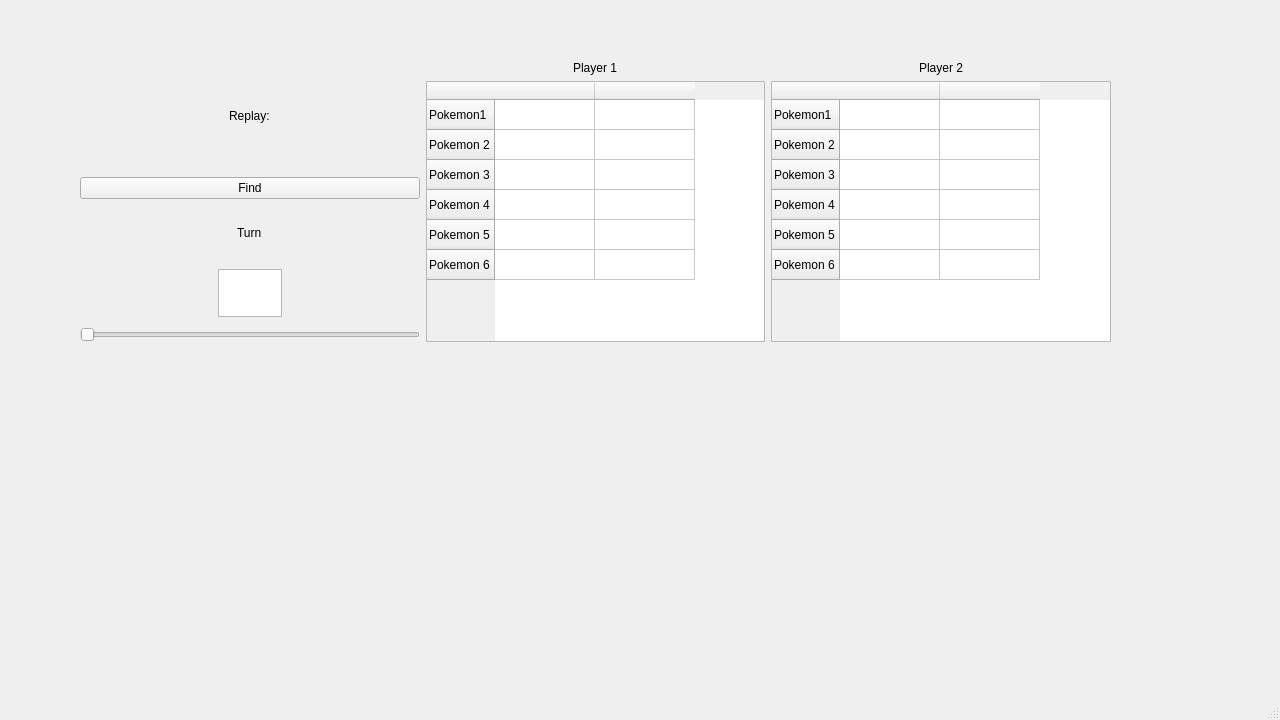
Before: the Qt Designer form mainwindow.ui in czajkub/ShowRep, drawn with Qt 5.
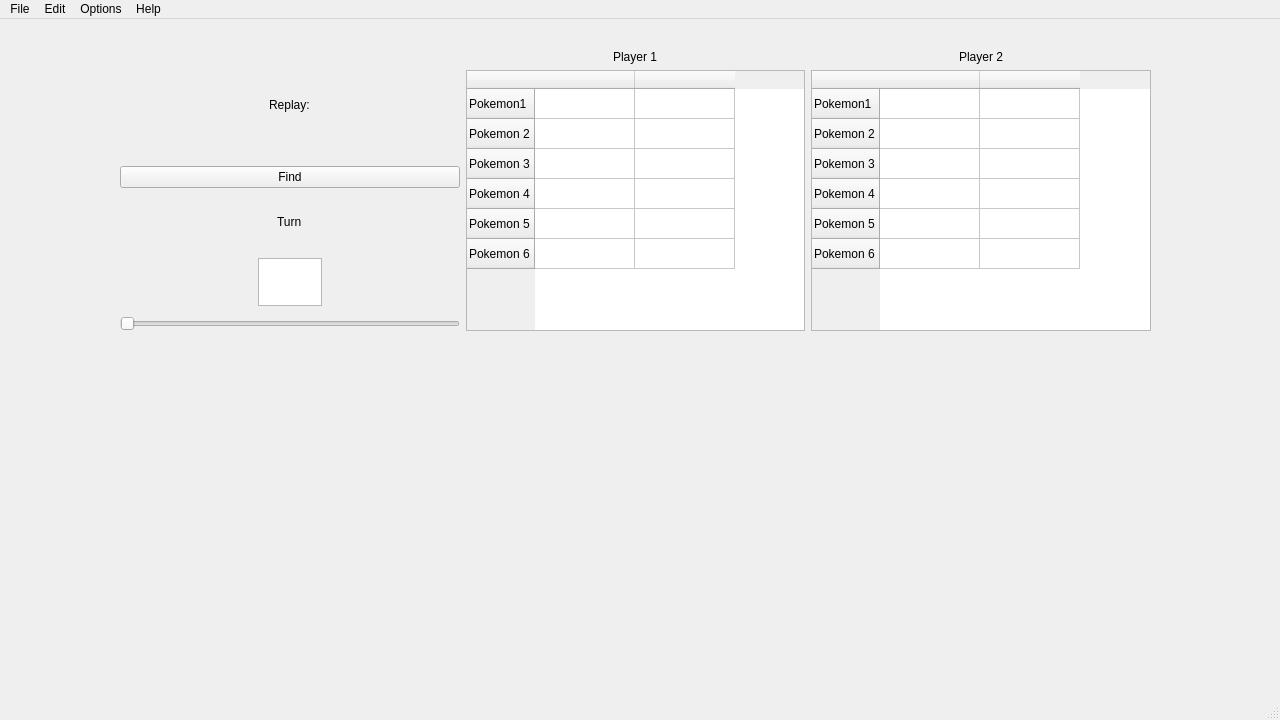
After: the same form once the commit is applied.

```diff
--- a/mainwindow.ui
+++ b/mainwindow.ui
@@ -20,8 +20,8 @@
    <widget class="QWidget" name="layoutWidget">
     <property name="geometry">
      <rect>
-      <x>80</x>
-      <y>61</y>
+      <x>120</x>
+      <y>31</y>
       <width>1031</width>
       <height>281</height>
      </rect>
@@ -64,6 +64,12 @@
              <height>48</height>
             </size>
            </property>
+           <property name="tabChangesFocus">
+            <bool>false</bool>
+           </property>
+           <property name="tabStopDistance">
+            <double>80.000000000000000</double>
+           </property>
           </widget>
          </item>
          <item>
@@ -198,20 +204,20 @@
    <widget class="QWidget" name="luckGraph" native="true">
     <property name="geometry">
      <rect>
-      <x>80</x>
-      <y>340</y>
+      <x>120</x>
+      <y>310</y>
       <width>691</width>
-      <height>261</height>
+      <height>311</height>
      </rect>
     </property>
    </widget>
    <widget class="QWidget" name="luckLog" native="true">
     <property name="geometry">
      <rect>
-      <x>769</x>
-      <y>339</y>
+      <x>809</x>
+      <y>309</y>
       <width>341</width>
-      <height>261</height>
+      <height>311</height>
      </rect>
     </property>
    </widget>
@@ -225,6 +231,30 @@
      <height>21</height>
     </rect>
    </property>
+   <widget class="QMenu" name="menuFile">
+    <property name="title">
+     <string>File</string>
+    </property>
+   </widget>
+   <widget class="QMenu" name="menuEdit">
+    <property name="title">
+     <string>Edit</string>
+    </property>
+   </widget>
+   <widget class="QMenu" name="menuOptions">
+    <property name="title">
+     <string>Options</string>
+    </property>
+   </widget>
+   <widget class="QMenu" name="menuHelp">
+    <property name="title">
+     <string>Help</string>
+    </property>
+   </widget>
+   <addaction name="menuFile"/>
+   <addaction name="menuEdit"/>
+   <addaction name="menuOptions"/>
+   <addaction name="menuHelp"/>
   </widget>
   <widget class="QStatusBar" name="statusbar"/>
  </widget>
```
Left out of the diff: 2 changed lines with no effect on the pictures.
